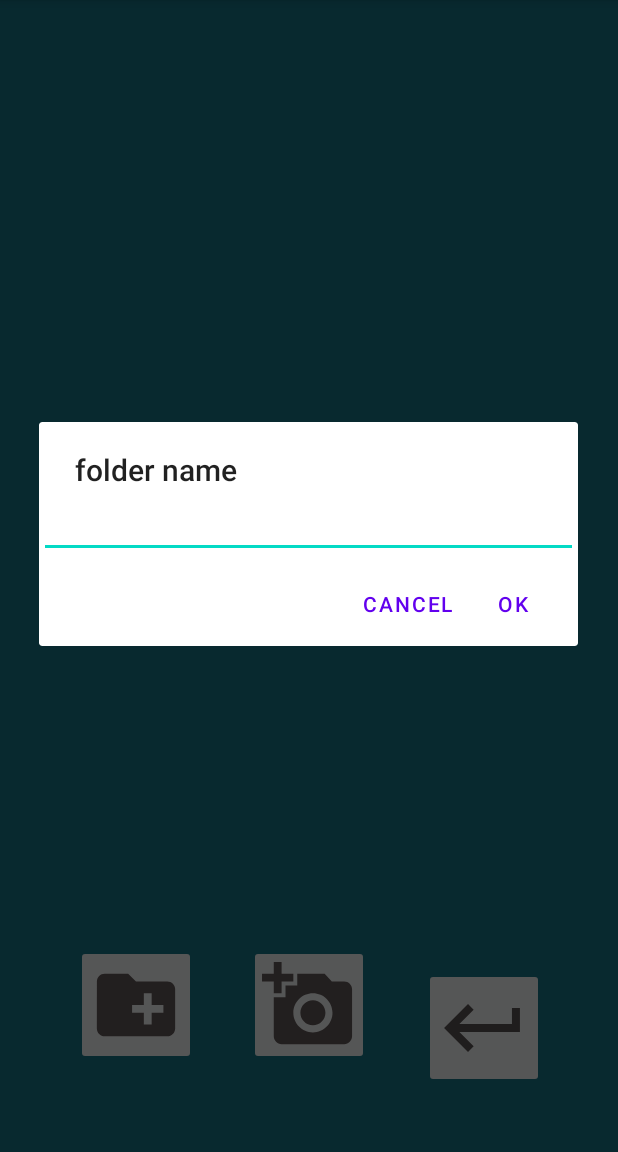
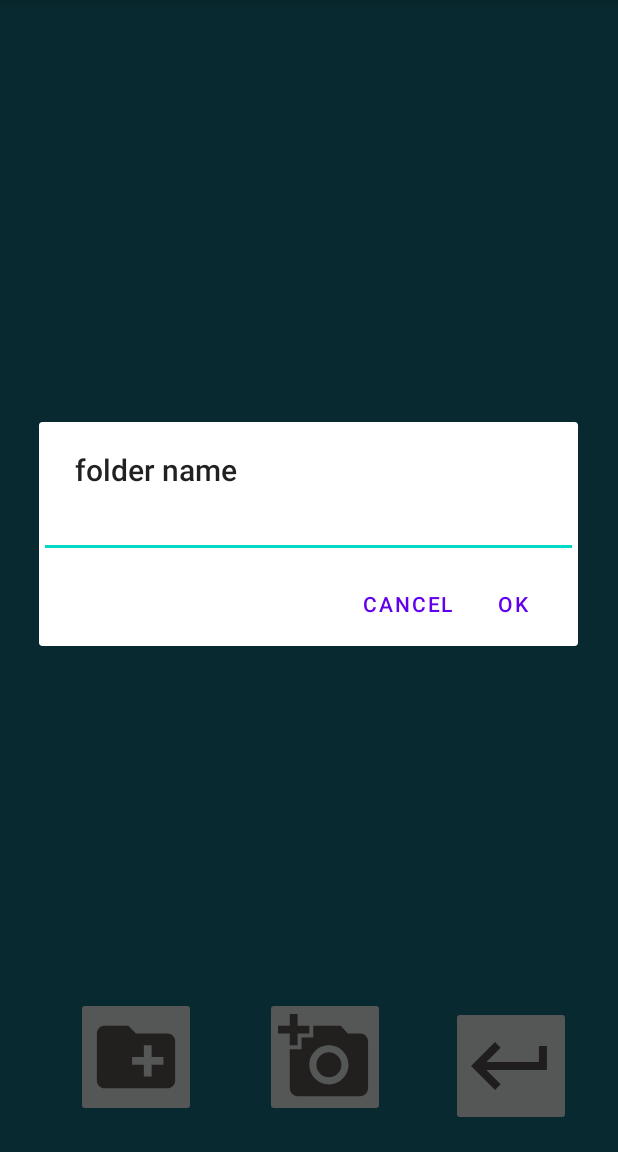
Before and after one commit to I-R-M/YouStudent, an Android app: the UserFolderActivity screen opened directly, with no data from a screen before it, after a tap on "Add folder", on a phone screen of 412 x 824 dp, the part 84-1236 px from its top. Run offline under Robolectric (Android 15) with nearby library versions, the phone set to English and light mode, and no system bars; our stand-ins replace Firebase (no records; nobody signed in at launch, a user with empty details on screens opened directly); 1 statement that could not run was skipped.

Commit message:
lots of work

```diff
--- a/app/src/main/AndroidManifest.xml
+++ b/app/src/main/AndroidManifest.xml
@@ -11,6 +11,9 @@
         android:roundIcon="@mipmap/ic_launcher_round"
         android:supportsRtl="true"
         android:theme="@style/Theme.MyColorApp">
+        <activity
+            android:name=".ImageDisplayActivity"
+            android:exported="false" />
         <activity
             android:name=".UserFolderActivity"
             android:exported="false" />
--- a/app/src/main/java/com/example/YouStudent/UserFolderActivity.java
+++ b/app/src/main/java/com/example/YouStudent/UserFolderActivity.java
@@ -60,7 +60,7 @@ public class UserFolderActivity extends AppCompatActivity {
                         for (StorageReference item : listResult.getItems()) {
                             Log.d("item", item.getName());
 
-                            Data.createButton(UserFolderActivity.this, linearLayout, item.getName());
+                            Data.createButtonItem(UserFolderActivity.this, linearLayout, item.getName());
                         }
                     }
                 })
--- a/app/src/main/res/layout/activity_user_folder.xml
+++ b/app/src/main/res/layout/activity_user_folder.xml
@@ -8,21 +8,6 @@
     tools:context=".UserFolderActivity"
     android:background="#146675">
 
-
-    <LinearLayout
-        android:id="@+id/linear_layout"
-        android:layout_width="0dp"
-        android:layout_height="0dp"
-        android:layout_marginStart="50dp"
-        android:layout_marginTop="20dp"
-        android:layout_marginEnd="50dp"
-        android:layout_marginBottom="150dp"
-        android:orientation="vertical"
-        android:showDividers="middle"
-        app:layout_constraintBottom_toBottomOf="parent"
-        app:layout_constraintEnd_toEndOf="parent"
-        app:layout_constraintStart_toStartOf="parent"
-        app:layout_constraintTop_toTopOf="parent"></LinearLayout>
 
     <!--        android:hint="e.g 5"--><![CDATA[
         app:layout_constraintBottom_toBottomOf="parent"
@@ -47,7 +32,36 @@
 
 
 
+
+
+
+
+
+
+
+
+
+
+
+
+
+
     ]]>
+
+    <LinearLayout
+        android:id="@+id/linear_layout"
+        android:layout_width="313dp"
+        android:layout_height="530dp"
+        android:layout_marginStart="50dp"
+        android:layout_marginEnd="50dp"
+        android:orientation="vertical"
+        android:showDividers="middle"
+        app:layout_constraintBottom_toBottomOf="parent"
+        app:layout_constraintEnd_toEndOf="parent"
+        app:layout_constraintHorizontal_bias="0.0"
+        app:layout_constraintStart_toStartOf="parent"
+        app:layout_constraintTop_toTopOf="parent"
+        app:layout_constraintVertical_bias="0.422"></LinearLayout>
 
     <ImageButton
         android:id="@+id/addPicture"
@@ -58,10 +72,10 @@
         android:src="@drawable/ic_take_photo_foreground"
         app:layout_constraintBottom_toBottomOf="parent"
         app:layout_constraintEnd_toEndOf="parent"
-        app:layout_constraintHorizontal_bias="0.174"
+        app:layout_constraintHorizontal_bias="0.228"
         app:layout_constraintStart_toEndOf="@+id/addFolder"
         app:layout_constraintTop_toTopOf="parent"
-        app:layout_constraintVertical_bias="0.506" />
+        app:layout_constraintVertical_bias="0.802" />
 
     <ImageButton
         android:id="@+id/addFolder"
@@ -76,7 +90,7 @@
         app:layout_constraintHorizontal_bias="0.413"
         app:layout_constraintStart_toStartOf="parent"
         app:layout_constraintTop_toTopOf="parent"
-        app:layout_constraintVertical_bias="0.506" />
+        app:layout_constraintVertical_bias="0.802" />
 
     <ImageButton
         android:id="@+id/returnbutton"
@@ -84,11 +98,24 @@
         android:layout_height="80dp"
         app:layout_constraintBottom_toBottomOf="parent"
         app:layout_constraintEnd_toEndOf="parent"
-        app:layout_constraintHorizontal_bias="0.43"
+        app:layout_constraintHorizontal_bias="0.586"
         app:layout_constraintStart_toEndOf="@+id/addPicture"
         app:layout_constraintTop_toTopOf="parent"
-        app:layout_constraintVertical_bias="0.938"
+        app:layout_constraintVertical_bias="0.975"
         app:srcCompat="@drawable/ic_return2_foreground" />
+
+    <TextView
+        android:id="@+id/directorydisplay"
+        android:layout_width="360dp"
+        android:layout_height="44dp"
+        android:textSize="16dp"
+        app:autoSizeTextType="uniform"
+        app:layout_constraintBottom_toTopOf="@+id/linear_layout"
+        app:layout_constraintEnd_toEndOf="parent"
+        app:layout_constraintHorizontal_bias="0.98"
+        app:layout_constraintStart_toStartOf="parent"
+        app:layout_constraintTop_toTopOf="parent"
+        app:layout_constraintVertical_bias="0.707" />
 
     <!--        android:hint="e.g 5"-->
         app:layout_constraintBottom_toBottomOf="parent"
```
Also changed, not shown: app/src/main/java/com/example/YouStudent/Data.java (+32 -2 lines), app/src/main/java/com/example/YouStudent/ImageDisplayActivity.java (added, +42 -0 lines), app/src/main/java/com/example/YouStudent/UserActivity.java (+10 -2 lines), app/src/main/res/layout/activity_image_display.xml (added, +16 -0 lines).
